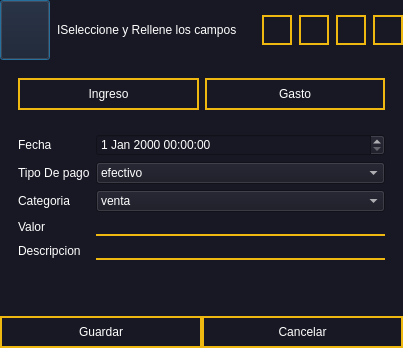
Above: ui/DatosDeTabla.ui from leonardo2322/Eva before the change. Below: the same form after it.
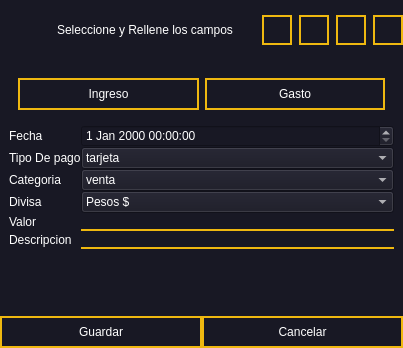
That is the form after the change.

Commit message: cargando la data de ingresos en la base de datos

```diff
--- a/ui/DatosDeTabla.ui
+++ b/ui/DatosDeTabla.ui
@@ -52,6 +52,9 @@
             <layout class="QVBoxLayout" name="verticalLayout_8">
              <item>
               <widget class="QPushButton" name="imgPaper">
+               <property name="enabled">
+                <bool>true</bool>
+               </property>
                <property name="minimumSize">
                 <size>
                  <width>0</width>
@@ -64,6 +67,11 @@
                  <height>16777215</height>
                 </size>
                </property>
+               <property name="styleSheet">
+                <string notr="true">QPushButton{
+border:none;
+}</string>
+               </property>
                <property name="text">
                 <string/>
                </property>
@@ -73,6 +81,12 @@
                  <height>50</height>
                 </size>
                </property>
+               <property name="shortcut">
+                <string/>
+               </property>
+               <property name="autoDefault">
+                <bool>true</bool>
+               </property>
               </widget>
              </item>
             </layout>
@@ -80,7 +94,7 @@
            <item>
             <widget class="QLabel" name="label">
              <property name="text">
-              <string>ISeleccione y Rellene los campos</string>
+              <string>Seleccione y Rellene los campos</string>
              </property>
             </widget>
            </item>
@@ -270,7 +284,25 @@
              <number>0</number>
             </property>
             <widget class="QWidget" name="IngresoStack">
+             <property name="statusTip">
+              <string/>
+             </property>
              <layout class="QVBoxLayout" name="verticalLayout_9">
+              <property name="spacing">
+               <number>0</number>
+              </property>
+              <property name="leftMargin">
+               <number>0</number>
+              </property>
+              <property name="topMargin">
+               <number>0</number>
+              </property>
+              <property name="rightMargin">
+               <number>0</number>
+              </property>
+              <property name="bottomMargin">
+               <number>0</number>
+              </property>
               <item>
                <layout class="QFormLayout" name="formLayout_2">
                 <item row="0" column="0">
@@ -280,6 +312,9 @@
                   </property>
                  </widget>
                 </item>
+                <item row="0" column="1">
+                 <widget class="QDateTimeEdit" name="date_time"/>
+                </item>
                 <item row="1" column="0">
                  <widget class="QLabel" name="label_3">
                   <property name="text">
@@ -287,27 +322,8 @@
                   </property>
                  </widget>
                 </item>
-                <item row="2" column="0">
-                 <widget class="QLabel" name="label_4">
-                  <property name="text">
-                   <string>Categoria</string>
-                  </property>
-                 </widget>
-                </item>
-                <item row="3" column="0">
-                 <widget class="QLabel" name="label_5">
-                  <property name="text">
-                   <string>Valor</string>
-                  </property>
-                 </widget>
-                </item>
                 <item row="1" column="1">
-                 <widget class="QComboBox" name="comboBox">
-                  <item>
-                   <property name="text">
-                    <string>efectivo</string>
-                   </property>
-                  </item>
+                 <widget class="QComboBox" name="Cb_tipoPago">
                   <item>
                    <property name="text">
                     <string>tarjeta</string>
@@ -318,10 +334,22 @@
                     <string>transferencia</string>
                    </property>
                   </item>
+                  <item>
+                   <property name="text">
+                    <string>efectivo</string>
+                   </property>
+                  </item>
+                 </widget>
+                </item>
+                <item row="2" column="0">
+                 <widget class="QLabel" name="label_4">
+                  <property name="text">
+                   <string>Categoria</string>
+                  </property>
                  </widget>
                 </item>
                 <item row="2" column="1">
-                 <widget class="QComboBox" name="comboBox_2">
+                 <widget class="QComboBox" name="Cb_categoria">
                   <item>
                    <property name="text">
                     <string>venta</string>
@@ -339,21 +367,51 @@
                   </item>
                  </widget>
                 </item>
-                <item row="3" column="1">
-                 <widget class="QLineEdit" name="lineEdit_2"/>
-                </item>
                 <item row="4" column="0">
+                 <widget class="QLabel" name="label_5">
+                  <property name="text">
+                   <string>Valor</string>
+                  </property>
+                 </widget>
+                </item>
+                <item row="4" column="1">
+                 <widget class="QLineEdit" name="Inp_valor"/>
+                </item>
+                <item row="5" column="0">
                  <widget class="QLabel" name="label_6">
                   <property name="text">
                    <string>Descripcion</string>
                   </property>
                  </widget>
                 </item>
-                <item row="4" column="1">
-                 <widget class="QLineEdit" name="lineEdit_3"/>
+                <item row="5" column="1">
+                 <widget class="QLineEdit" name="Inp_desc"/>
                 </item>
-                <item row="0" column="1">
-                 <widget class="QDateTimeEdit" name="dateTimeEdit"/>
+                <item row="3" column="1">
+                 <widget class="QComboBox" name="Cb_divisa">
+                  <item>
+                   <property name="text">
+                    <string>Pesos $</string>
+                   </property>
+                  </item>
+                  <item>
+                   <property name="text">
+                    <string>Dollar $</string>
+                   </property>
+                  </item>
+                  <item>
+                   <property name="text">
+                    <string>Bolivares BFS</string>
+                   </property>
+                  </item>
+                 </widget>
+                </item>
+                <item row="3" column="0">
+                 <widget class="QLabel" name="label_7">
+                  <property name="text">
+                   <string>Divisa</string>
+                  </property>
+                 </widget>
                 </item>
                </layout>
               </item>
```
The commit also changes 11 other files.
